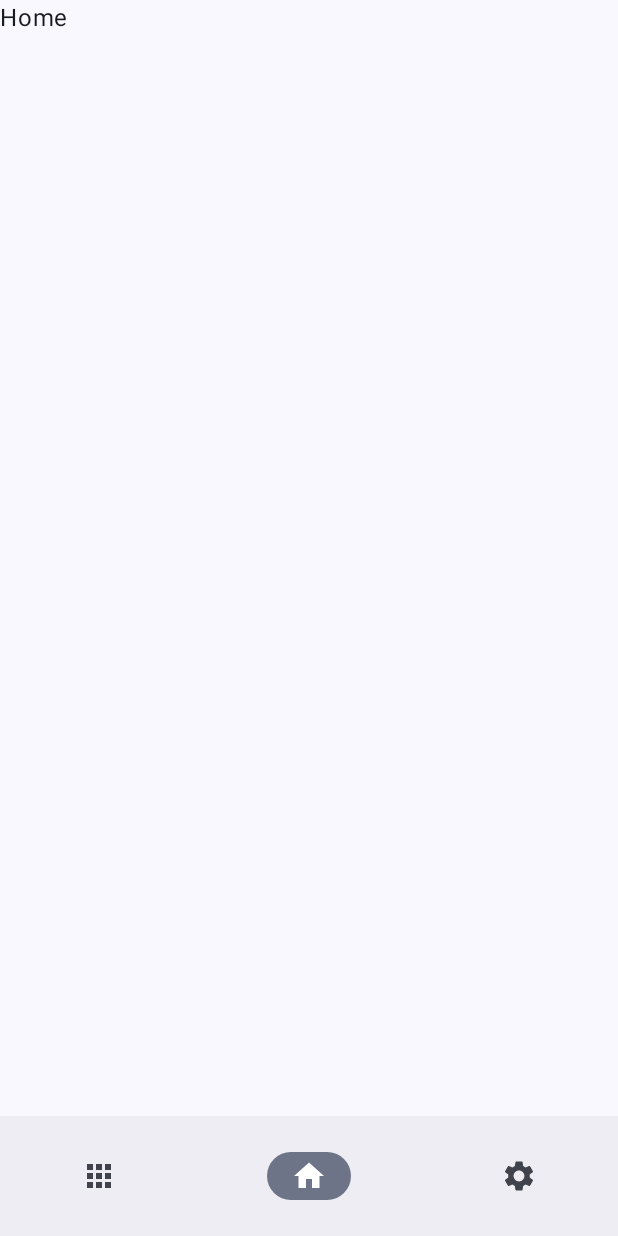
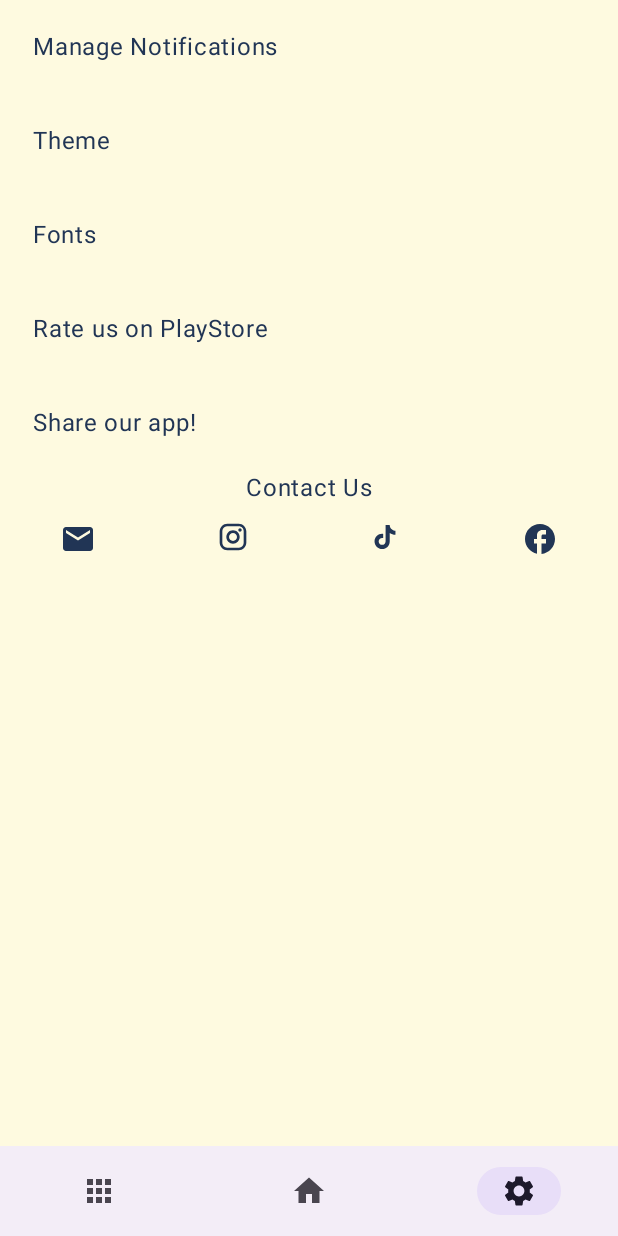
Before and after one commit to kelvin-ngure/Motivation, an Android app built with Jetpack Compose: the screen it shows after launch (MainActivity), on a phone screen of 412 x 824 dp. Run offline under Robolectric (Android 15) with nearby library versions, the phone set to English and light mode, and no system bars.

Commit message:
settings page UI

```diff
--- a/app/src/main/java/com/happymeerkat/motivated/ui/theme/Color.kt
+++ b/app/src/main/java/com/happymeerkat/motivated/ui/theme/Color.kt
@@ -2,10 +2,50 @@ package com.happymeerkat.motivated.ui.theme
 
 import androidx.compose.ui.graphics.Color
 
-val Purple80 = Color(0xFFD0BCFF)
-val PurpleGrey80 = Color(0xFFCCC2DC)
-val Pink80 = Color(0xFFEFB8C8)
+// Light
+val LightGreen = Color(0xFF606c38)
+val DarkGreen = Color(0xFF283618)
+val LightSuede = Color(0xFFfefae0)
+val LightBrown = Color(0xFFab9e79)
 
-val Purple40 = Color(0xFF6650a4)
-val PurpleGrey40 = Color(0xFF625b71)
-val Pink40 = Color(0xFF7D5260)
+// Dark
+val Black = Color(0xFF121212)
+val DarkBlue = Color(0xFF14213d)
+val Gold = Color(0xFFfca311)
+val White = Color(0xFFc2c0c0)
+//bdbda4
+//ccccca
+//d6d6d4
+// Dark options
+val DarkBlueGreen = Color(0xff213555)
+//4c6ea8
+//213555
+//3b5480
+
+val ErrorRed = Color(0xffcf5132)
+
+
+
+
+sealed class ThemeColors (
+    val background: Color,
+    val surface: Color,
+    val primary: Color,
+    val text: Color,
+    val error: Color
+) {
+    object Dark : ThemeColors (
+        background = Black,
+        surface = DarkBlue,
+        primary = Black,
+        text = White,
+        error = ErrorRed
+    )
+    object Light : ThemeColors (
+        background = LightSuede,
+        surface = LightBrown,
+        primary = LightSuede,
+        text = DarkBlueGreen,
+        error = ErrorRed
+    )
+}
--- a/app/src/main/java/com/happymeerkat/motivated/ui/theme/Theme.kt
+++ b/app/src/main/java/com/happymeerkat/motivated/ui/theme/Theme.kt
@@ -16,15 +16,19 @@ import androidx.compose.ui.platform.LocalView
 import androidx.core.view.WindowCompat
 
 private val DarkColorScheme = darkColorScheme(
-    primary = Purple80,
-    secondary = PurpleGrey80,
-    tertiary = Pink80
+    primary = ThemeColors.Dark.primary,
+    onPrimary = ThemeColors.Dark.text,
+    surface = ThemeColors.Dark.surface,
+    background = ThemeColors.Dark.background,
+    error = ThemeColors.Dark.error
 )
 
 private val LightColorScheme = lightColorScheme(
-    primary = Purple40,
-    secondary = PurpleGrey40,
-    tertiary = Pink40
+    primary = ThemeColors.Light.primary,
+    onPrimary = ThemeColors.Light.text,
+    surface = ThemeColors.Light.surface,
+    background = ThemeColors.Light.background,
+    error = ThemeColors.Light.error
 
     /* Other default colors to override
     background = Color(0xFFFFFBFE),
@@ -45,10 +49,10 @@ fun MotivatedDailyQuotesTheme(
     content: @Composable () -> Unit
 ) {
     val colorScheme = when {
-        dynamicColor && Build.VERSION.SDK_INT >= Build.VERSION_CODES.S -> {
-            val context = LocalContext.current
-            if (darkTheme) dynamicDarkColorScheme(context) else dynamicLightColorScheme(context)
-        }
+//        dynamicColor && Build.VERSION.SDK_INT >= Build.VERSION_CODES.S -> {
+//            val context = LocalContext.current
+//            if (darkTheme) dynamicDarkColorScheme(context) else dynamicLightColorScheme(context)
+//        }
 
         darkTheme -> DarkColorScheme
         else -> LightColorScheme
@@ -57,8 +61,10 @@ fun MotivatedDailyQuotesTheme(
     if (!view.isInEditMode) {
         SideEffect {
             val window = (view.context as Activity).window
-            window.statusBarColor = colorScheme.primary.toArgb()
-            WindowCompat.getInsetsController(window, view).isAppearanceLightStatusBars = darkTheme
+            window.statusBarColor = colorScheme.background.toArgb()
+            window.navigationBarColor = colorScheme.surface.toArgb()
+            WindowCompat.getInsetsController(window, view).isAppearanceLightStatusBars = !darkTheme
+            WindowCompat.getInsetsController(window, view).isAppearanceLightNavigationBars = !darkTheme
         }
     }
 
--- a/app/src/main/java/com/happymeerkat/motivated/ui/views/MainActivity.kt
+++ b/app/src/main/java/com/happymeerkat/motivated/ui/views/MainActivity.kt
@@ -3,6 +3,7 @@ package com.happymeerkat.motivated.ui.views
 import android.os.Bundle
 import androidx.activity.ComponentActivity
 import androidx.activity.compose.setContent
+import androidx.compose.foundation.background
 import androidx.compose.foundation.layout.fillMaxSize
 import androidx.compose.foundation.layout.fillMaxWidth
 import androidx.compose.foundation.layout.padding
@@ -12,6 +13,7 @@ import androidx.compose.material3.NavigationBar
 import androidx.compose.material3.Scaffold
 import androidx.compose.material3.Surface
 import androidx.compose.ui.Modifier
+import androidx.compose.ui.unit.dp
 import androidx.navigation.compose.rememberNavController
 import com.happymeerkat.motivated.data.models.Quote
 import com.happymeerkat.motivated.ui.theme.MotivatedDailyQuotesTheme
@@ -28,15 +30,17 @@ class MainActivity : ComponentActivity() {
             MotivatedDailyQuotesTheme {
                 // A surface container using the 'background' color from the theme
                 Surface(
-                    modifier = Modifier.fillMaxSize(),
-                    color = MaterialTheme.colorScheme.background
+                    modifier = Modifier.fillMaxSize()
                 ) {
                     Scaffold(
                         bottomBar = { BottomBar(navController = navHostController) }
                     ) {
-                        NavigationWrapper(modifier = Modifier
-                            .fillMaxWidth()
-                            .padding(it), navController = navHostController)
+                        NavigationWrapper(
+                            modifier = Modifier
+                                .fillMaxSize()
+                                .padding(it),
+                            navController = navHostController
+                        )
                     }
                 }
             }
--- a/app/src/main/java/com/happymeerkat/motivated/ui/views/home/Home.kt
+++ b/app/src/main/java/com/happymeerkat/motivated/ui/views/home/Home.kt
@@ -1,6 +1,8 @@
 package com.happymeerkat.motivated.ui.views.home
 
+import androidx.compose.foundation.background
 import androidx.compose.foundation.layout.Column
+import androidx.compose.material3.MaterialTheme
 import androidx.compose.material3.Text
 import androidx.compose.runtime.Composable
 import androidx.compose.ui.Modifier
@@ -10,7 +12,7 @@ fun Home(
     modifier: Modifier = Modifier
 ) {
     Column(
-        modifier = modifier
+        modifier = modifier.background(MaterialTheme.colorScheme.background)
     ) {
         Text(text = "Home")
     }
--- a/app/src/main/java/com/happymeerkat/motivated/ui/views/navigation/BottomBar.kt
+++ b/app/src/main/java/com/happymeerkat/motivated/ui/views/navigation/BottomBar.kt
@@ -1,11 +1,20 @@
 package com.happymeerkat.motivated.ui.views.navigation
 
+import androidx.compose.foundation.background
+import androidx.compose.foundation.border
+import androidx.compose.foundation.layout.fillMaxHeight
+import androidx.compose.foundation.layout.fillMaxSize
+import androidx.compose.foundation.layout.height
+import androidx.compose.foundation.layout.padding
 import androidx.compose.material3.Icon
 import androidx.compose.material3.NavigationBar
 import androidx.compose.material3.NavigationBarItem
+import androidx.compose.material3.NavigationBarItemColors
 import androidx.compose.runtime.Composable
 import androidx.compose.runtime.getValue
 import androidx.compose.ui.Modifier
+import androidx.compose.ui.graphics.Color
+import androidx.compose.ui.unit.dp
 import androidx.navigation.NavHostController
 import androidx.navigation.compose.currentBackStackEntryAsState
 
@@ -17,20 +26,26 @@ fun BottomBar(
     val screens = listOf(NavigationGraph.FILTERS, NavigationGraph.HOME, NavigationGraph.SETTINGS)
     val currentScreen = currentRoute(navController)
 
-    NavigationBar {
+    NavigationBar(
+        modifier = Modifier.height(60.dp),
+        tonalElevation = 0.dp
+    ) {
         screens.forEach { screen ->
             NavigationBarItem(
+                modifier = Modifier
+                    .fillMaxSize(),
                 selected = currentScreen == screen.route,
                 onClick = {
                     if (currentScreen != screen.route) {
                         navController.navigate(screen.route)
                     }
                 },
-                icon = { screen.icon?.let { Icon(imageVector = it, contentDescription = screen.route) } }
+                icon = { screen.icon?.let { Icon(imageVector = it, contentDescription = screen.route) } },
             )
         }
     }
 }
+
 
 @Composable
 private fun currentRoute(navController: NavHostController): String? {
--- a/app/src/main/java/com/happymeerkat/motivated/ui/views/navigation/NavigationWrapper.kt
+++ b/app/src/main/java/com/happymeerkat/motivated/ui/views/navigation/NavigationWrapper.kt
@@ -17,10 +17,10 @@ fun NavigationWrapper(
     NavHost(
         navController = navController,
         route = NavigationGraph.GRAPHROOT.route,
-        startDestination = NavigationGraph.HOME.route,
+        startDestination = NavigationGraph.SETTINGS.route,
     ) {
-        composable( route = NavigationGraph.FILTERS.route ) { Filters() }
-        composable( route = NavigationGraph.HOME.route ) { Home() }
-        composable( route = NavigationGraph.SETTINGS.route ){ Settings() }
+        composable( route = NavigationGraph.FILTERS.route ) { Filters(modifier = modifier) }
+        composable( route = NavigationGraph.HOME.route ) { Home(modifier = modifier) }
+        composable( route = NavigationGraph.SETTINGS.route ){ Settings(modifier = modifier) }
     }
 }
--- a/app/src/main/java/com/happymeerkat/motivated/ui/views/settings/Settings.kt
+++ b/app/src/main/java/com/happymeerkat/motivated/ui/views/settings/Settings.kt
@@ -1,9 +1,29 @@
 package com.happymeerkat.motivated.ui.views.settings
 
+import androidx.compose.foundation.background
+import androidx.compose.foundation.clickable
+import androidx.compose.foundation.layout.Arrangement
 import androidx.compose.foundation.layout.Column
+import androidx.compose.foundation.layout.Row
+import androidx.compose.foundation.layout.Spacer
+import androidx.compose.foundation.layout.fillMaxWidth
+import androidx.compose.foundation.layout.height
+import androidx.compose.foundation.layout.padding
+import androidx.compose.foundation.layout.size
+import androidx.compose.material.icons.Icons
+import androidx.compose.material.icons.filled.Email
+import androidx.compose.material.icons.filled.Facebook
+import androidx.compose.material3.Icon
+import androidx.compose.material3.MaterialTheme
 import androidx.compose.material3.Text
+import androidx.compose.material3.TextButton
 import androidx.compose.runtime.Composable
+import androidx.compose.ui.Alignment
 import androidx.compose.ui.Modifier
+import androidx.compose.ui.graphics.Color
+import androidx.compose.ui.res.painterResource
+import androidx.compose.ui.unit.dp
+import com.happymeerkat.motivated.R
 
 @Composable
 fun Settings(
@@ -12,6 +32,46 @@ fun Settings(
     Column(
         modifier = modifier
     ) {
-        Text(text = "Settings")
+        SettingsButton(title = "Manage Notifications", onClick = {})
+        SettingsButton(title = "Theme", onClick = {})
+        SettingsButton(title = "Fonts", onClick = {})
+        SettingsButton(title = "Rate us on PlayStore", onClick = {})
+        SettingsButton(title = "Share our app!", onClick = {})
+        Column(
+            modifier = Modifier.fillMaxWidth(),
+            horizontalAlignment = Alignment.CenterHorizontally
+        ) {
+            Text(text = "Contact Us")
+            Spacer(modifier = Modifier.height(10.dp))
+            Row(
+                modifier = Modifier.fillMaxWidth(),
+                horizontalArrangement = Arrangement.SpaceAround
+            ) {
+                Icon(imageVector = Icons.Default.Email, contentDescription = "email")
+                Icon(modifier = Modifier.size(21.dp),painter = painterResource(id = R.drawable.instagram), contentDescription = "instagram")
+                Icon(modifier = Modifier.size(21.dp),painter = painterResource(id = R.drawable.tiktok), contentDescription = "tiktok")
+                Icon(imageVector = Icons.Default.Facebook, contentDescription = "facebook")
+            }
+        }
+
     }
 }
+
+@Composable
+fun SettingsButton(
+    modifier: Modifier = Modifier.fillMaxWidth(),
+    title: String,
+    onClick: () -> Unit
+) {
+    Row(
+        modifier = modifier
+            .clickable {  }
+            .padding(22.dp)
+    ) {
+        Text(
+            color = MaterialTheme.colorScheme.onPrimary,
+            text = title,
+            style = MaterialTheme.typography.bodyLarge
+        )
+    }
+}
--- /dev/null
+++ b/app/src/main/res/drawable/instagram.xml
@@ -0,0 +1,9 @@
+<vector xmlns:android="http://schemas.android.com/apk/res/android"
+    android:width="1dp"
+    android:height="1dp"
+    android:viewportWidth="24"
+    android:viewportHeight="24">
+  <path
+      android:pathData="M7.8,2h8.4C19.4,2 22,4.6 22,7.8v8.4a5.8,5.8 0,0 1,-5.8 5.8H7.8C4.6,22 2,19.4 2,16.2V7.8A5.8,5.8 0,0 1,7.8 2m-0.2,2A3.6,3.6 0,0 0,4 7.6v8.8C4,18.39 5.61,20 7.6,20h8.8a3.6,3.6 0,0 0,3.6 -3.6V7.6C20,5.61 18.39,4 16.4,4H7.6m9.65,1.5a1.25,1.25 0,0 1,1.25 1.25A1.25,1.25 0,0 1,17.25 8A1.25,1.25 0,0 1,16 6.75a1.25,1.25 0,0 1,1.25 -1.25M12,7a5,5 0,0 1,5 5a5,5 0,0 1,-5 5a5,5 0,0 1,-5 -5a5,5 0,0 1,5 -5m0,2a3,3 0,0 0,-3 3a3,3 0,0 0,3 3a3,3 0,0 0,3 -3a3,3 0,0 0,-3 -3Z"
+      android:fillColor="#000000"/>
+</vector>
--- /dev/null
+++ b/app/src/main/res/drawable/tiktok.xml
@@ -0,0 +1,9 @@
+<vector xmlns:android="http://schemas.android.com/apk/res/android"
+    android:width="1dp"
+    android:height="1dp"
+    android:viewportWidth="24"
+    android:viewportHeight="24">
+  <path
+      android:pathData="M16.6,5.82s0.51,0.5 0,0A4.278,4.278 0,0 1,15.54 3h-3.09v12.4a2.592,2.592 0,0 1,-2.59 2.5c-1.42,0 -2.6,-1.16 -2.6,-2.6c0,-1.72 1.66,-3.01 3.37,-2.48V9.66c-3.45,-0.46 -6.47,2.22 -6.47,5.64c0,3.33 2.76,5.7 5.69,5.7c3.14,0 5.69,-2.55 5.69,-5.7V9.01a7.35,7.35 0,0 0,4.3 1.38V7.3s-1.88,0.09 -3.24,-1.48z"
+      android:fillColor="#000000"/>
+</vector>
--- a/app/src/main/res/values/colors.xml
+++ b/app/src/main/res/values/colors.xml
@@ -1,10 +1,3 @@
 <?xml version="1.0" encoding="utf-8"?>
 <resources>
-    <color name="purple_200">#FFBB86FC</color>
-    <color name="purple_500">#FF6200EE</color>
-    <color name="purple_700">#FF3700B3</color>
-    <color name="teal_200">#FF03DAC5</color>
-    <color name="teal_700">#FF018786</color>
-    <color name="black">#FF000000</color>
-    <color name="white">#FFFFFFFF</color>
 </resources>
```
